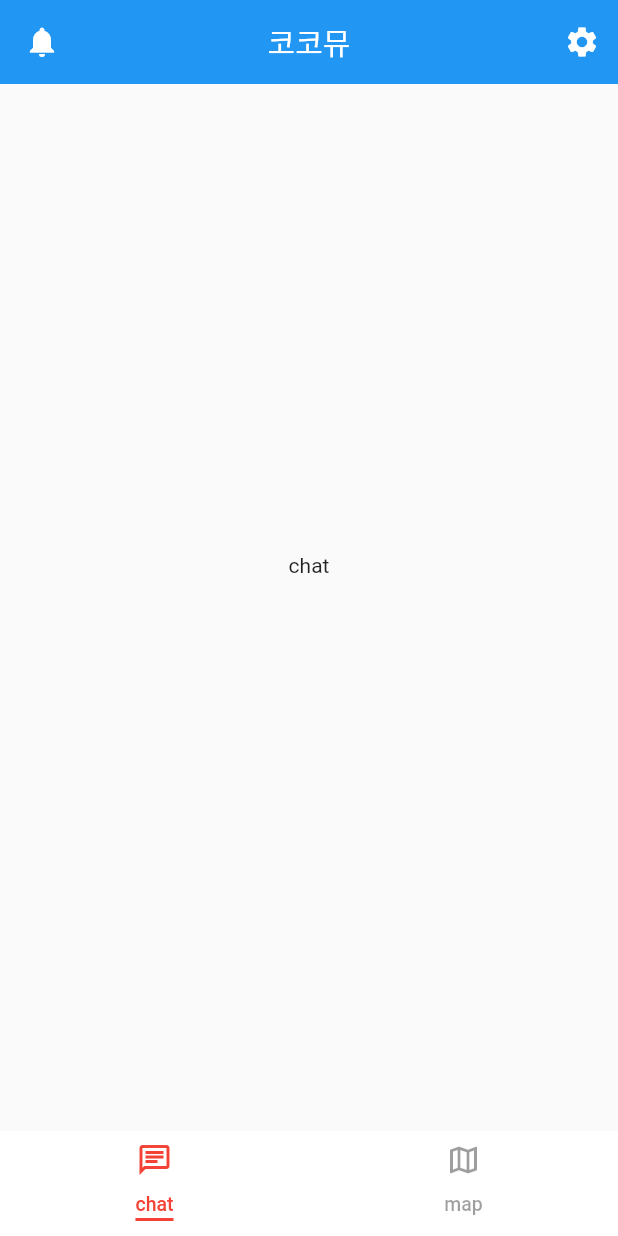
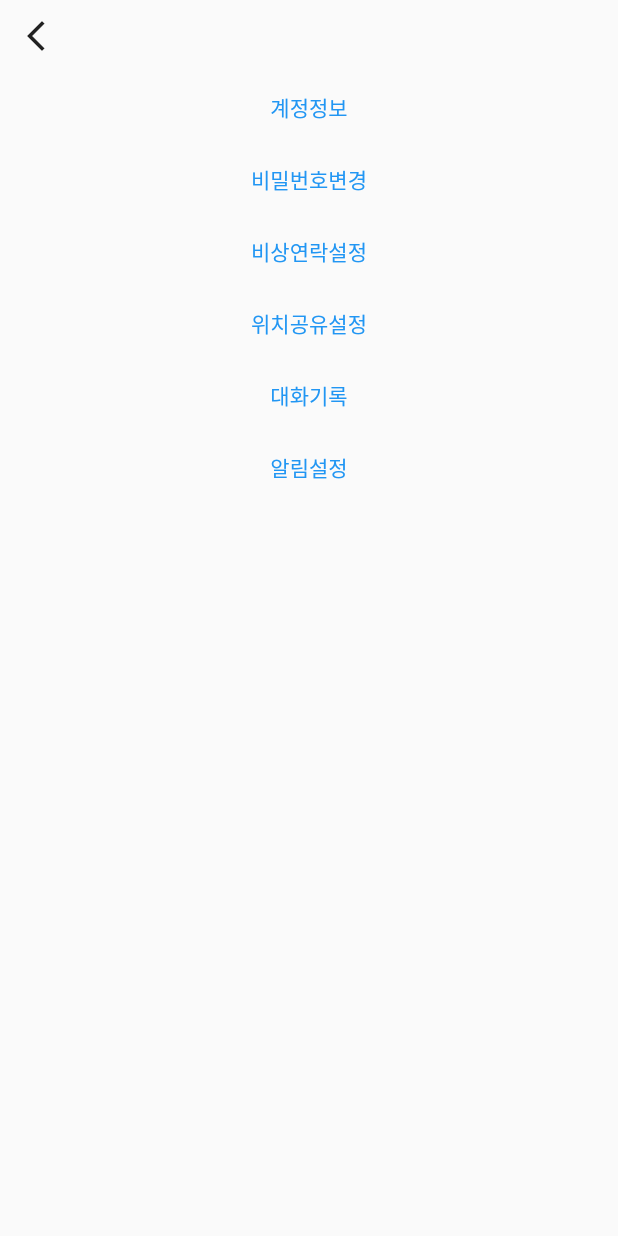
Before and after one commit to ghdghdghd/kocommui, a Flutter app: the screen it shows after launch, after a tap on the "settings" icon, on a phone screen of 412 x 824 dp. Run offline on Flutter 3.47's test engine with Material 2 defaults, Android fonts, the phone set to English and light mode, and no system bars.

Commit message:
함수 분할, 환경설정 메뉴 추가

```diff
--- a/lib/main.dart
+++ b/lib/main.dart
@@ -1,7 +1,13 @@
 import 'package:flutter/material.dart';
+import 'package:kocommui/settings.dart';
+
 
 void main() {
-  runApp(const MyApp());
+  runApp(
+      MaterialApp(
+        home: MyApp()
+      )
+  );
 }
 
 class MyApp extends StatefulWidget {
@@ -10,6 +16,8 @@ class MyApp extends StatefulWidget {
   @override
   State<MyApp> createState() => _MyAppState();
 }
+
+
 
 class _MyAppState extends State<MyApp> {
   @override
@@ -33,8 +41,10 @@ class _MyAppState extends State<MyApp> {
               IconButton(
                 icon: Icon(Icons.settings), // 장바구니 아이콘 생성
                 onPressed: () {
-                  // 아이콘 버튼 실행
-                  print('Shopping cart button is clicked');
+                  Navigator.push(
+                    context,
+                   MaterialPageRoute(builder: (context) => settings()),
+                  );
                 },
               ),
               // IconButton(
@@ -102,6 +112,52 @@ class _MyAppState extends State<MyApp> {
     );
   }
 
-
-
 }
+//
+// //환경 설정 페이지
+// class settings extends StatefulWidget {
+//   const settings({Key? key}) : super(key: key);
+//
+//   @override
+//   State<settings> createState() => _notifilcationsState();
+// }
+//
+// class _notifilcationsState extends State<settings> {
+//   @override
+//   Widget build(BuildContext context) {
+//     return Material(
+//       child: Column(
+//           children: [
+//             Row(children: [
+//               IconButton(
+//                   onPressed: () {
+//                     Navigator.pop(context);
+//                   },
+//                   icon: Icon(Icons.arrow_back_ios_new)
+//               )],
+//             ),
+//             Row(
+//                 mainAxisAlignment: MainAxisAlignment.center,
+//                 children: [
+//                 TextButton(
+//                   onPressed: () => setting1(),
+//                   child: Text('계정정보'))
+//             ]),
+//             Row(
+//                 mainAxisAlignment: MainAxisAlignment.center,
+//                 children: [
+//                   TextButton(
+//                       onPressed: () => setting2(),
+//                       child: Text('계정정보'))
+//                 ]),
+//
+//
+//           ]),
+//
+//
+//
+//
+//
+//     );
+//   }
+// }
--- /dev/null
+++ b/lib/settings.dart
@@ -0,0 +1,84 @@
+import 'package:flutter/cupertino.dart';
+import 'package:flutter/material.dart';
+import 'package:kocommui/setting1.dart';
+import 'package:kocommui/setting2.dart';
+import 'package:kocommui/setting3.dart';
+import 'package:kocommui/setting4.dart';
+import 'package:kocommui/setting5.dart';
+import 'package:kocommui/setting6.dart';
+
+//환경 설정 페이지
+class settings extends StatefulWidget {
+  const settings({Key? key}) : super(key: key);
+
+  @override
+  State<settings> createState() => _notifilcationsState();
+}
+
+class _notifilcationsState extends State<settings> {
+  @override
+  Widget build(BuildContext context) {
+    return Material(
+      child: Column(
+          children: [
+            Row(children: [
+              IconButton(
+                  onPressed: () {
+                    Navigator.pop(context);
+                  },
+                  icon: Icon(Icons.arrow_back_ios_new)
+              )],
+            ),
+            Row(
+                mainAxisAlignment: MainAxisAlignment.center,
+                children: [
+                  TextButton(
+                      onPressed: () => setting1(),
+                      child: Text('계정정보'))
+                ]),
+            Row(
+                mainAxisAlignment: MainAxisAlignment.center,
+                children: [
+                  TextButton(
+                      onPressed: () => setting2(),
+                      child: Text('비밀번호변경'))
+                ]),
+            Row(
+                mainAxisAlignment: MainAxisAlignment.center,
+                children: [
+                  TextButton(
+                      onPressed: () => setting3(),
+                      child: Text('비상연락설정'))
+                ]),
+            Row(
+                mainAxisAlignment: MainAxisAlignment.center,
+                children: [
+                  TextButton(
+                      onPressed: () => setting4(),
+                      child: Text('위치공유설정'))
+                ]),
+            Row(
+                mainAxisAlignment: MainAxisAlignment.center,
+                children: [
+                  TextButton(
+                      onPressed: () => setting5(),
+                      child: Text('대화기록'))
+                ]),
+            Row(
+                mainAxisAlignment: MainAxisAlignment.center,
+                children: [
+                  TextButton(
+                      onPressed: () => setting6(),
+                      child: Text('알림설정'))
+                ]),
+
+
+          ]),
+
+
+
+
+
+    );
+  }
+}
```
Also changed, not shown: lib/setting1.dart (added, +15 -0 lines), lib/setting2.dart (added, +15 -0 lines), lib/setting3.dart (added, +15 -0 lines), lib/setting4.dart (added, +15 -0 lines), lib/setting5.dart (added, +15 -0 lines), lib/setting6.dart (added, +15 -0 lines).
